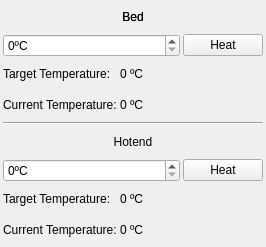
Old version of the form src/widgets/bedextruderwidget.ui in the repository KDE/atelier.
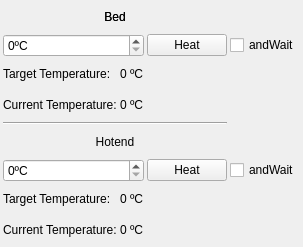
New version of the form.

Commit message: Add Heat and wait option

Diff of the .ui file:
```diff
--- a/src/widgets/bedextruderwidget.ui
+++ b/src/widgets/bedextruderwidget.ui
@@ -171,6 +171,20 @@
    <item row="6" column="0" colspan="3">
     <layout class="QHBoxLayout" name="extRadioButtonLayout"/>
    </item>
+   <item row="1" column="3">
+    <widget class="QCheckBox" name="bedAndWaitCB">
+     <property name="text">
+      <string>andWait</string>
+     </property>
+    </widget>
+   </item>
+   <item row="7" column="3">
+    <widget class="QCheckBox" name="extAndWaitCB">
+     <property name="text">
+      <string>andWait</string>
+     </property>
+    </widget>
+   </item>
   </layout>
  </widget>
  <resources/>
```
The commit also changes 2 other files.
